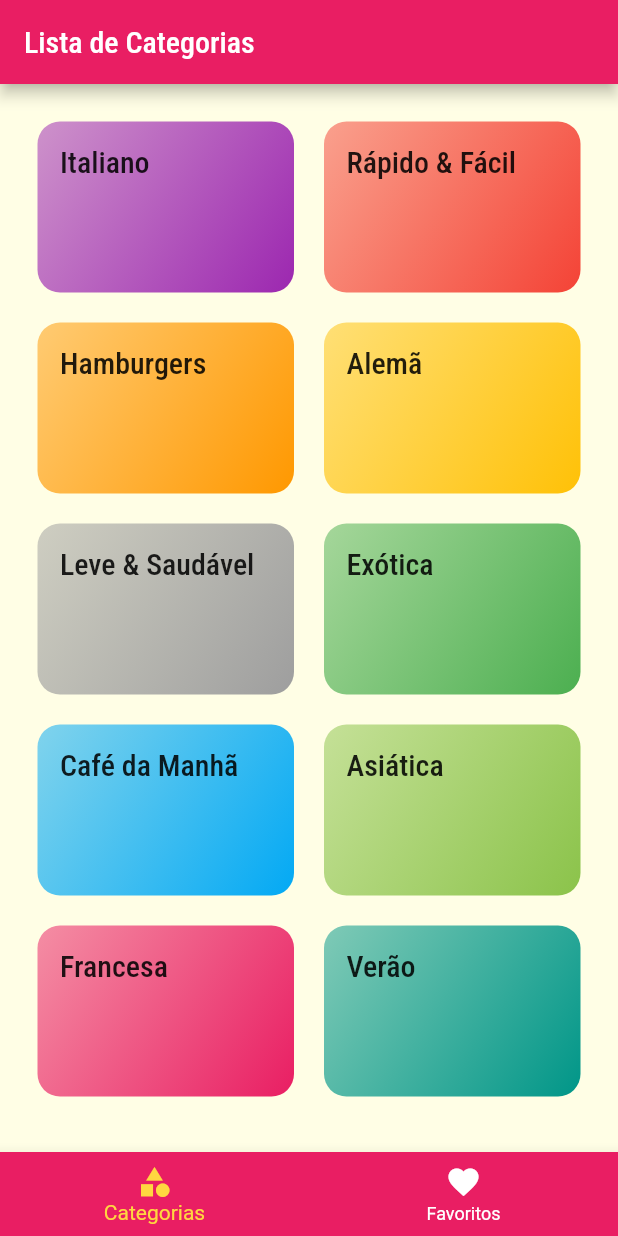
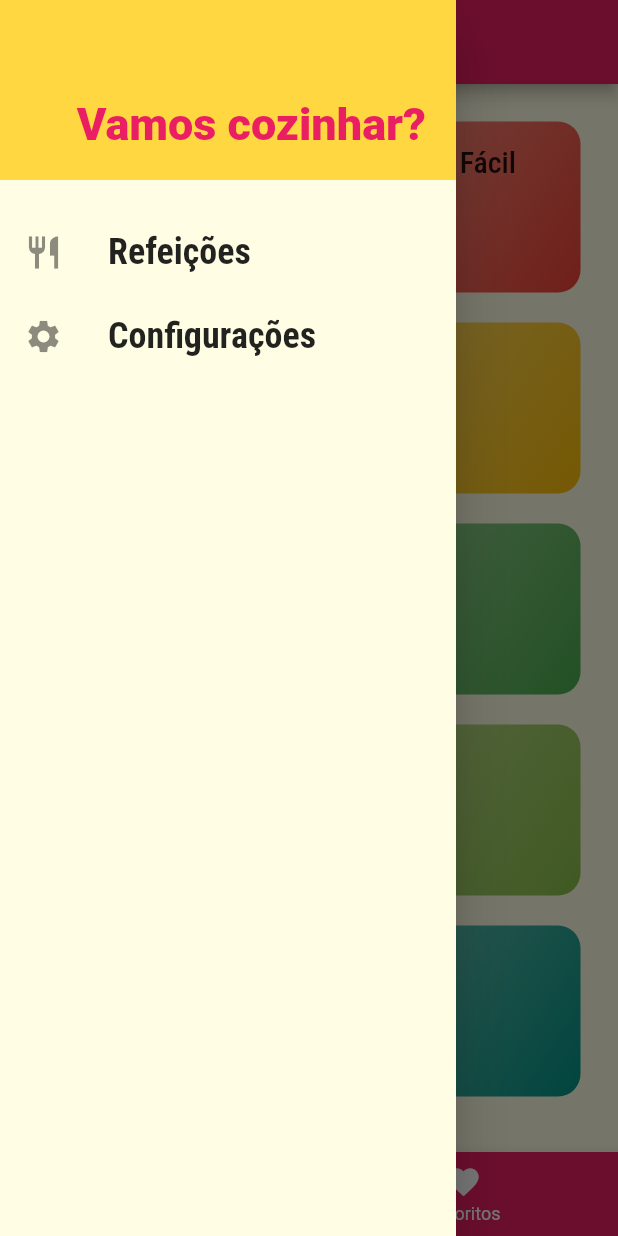
Before and after one commit to elton-costa/meals, a Flutter app: the screen it shows after launch, with the side drawer open (before the commit the screen has no drawer), on a phone screen of 412 x 824 dp. Run offline on Flutter 3.47's test engine with Material 2 defaults, Android fonts, the phone set to English and light mode, and no system bars.

Commit message:
Create main_drawer

```diff
--- /dev/null
+++ b/lib/components/main_drawer.dart
@@ -0,0 +1,49 @@
+import 'package:flutter/material.dart';
+
+class MainDrawer extends StatelessWidget {
+  Widget _createItem(IconData icon, String label) {
+    return ListTile(
+      leading: Icon(
+        icon,
+        size: 26,
+      ),
+      title: Text(
+        label,
+        style: TextStyle(
+          fontFamily: 'RobotoCondensed',
+          fontSize: 24,
+          fontWeight: FontWeight.bold,
+        ),
+      ),
+      onTap: () {},
+    );
+  }
+
+  @override
+  Widget build(BuildContext context) {
+    return Drawer(
+      child: Column(
+        children: [
+          Container(
+            height: 120,
+            width: double.infinity,
+            padding: EdgeInsets.all(20),
+            color: Theme.of(context).colorScheme.secondary,
+            alignment: Alignment.bottomRight,
+            child: Text(
+              'Vamos cozinhar?',
+              style: TextStyle(
+                fontWeight: FontWeight.w900,
+                fontSize: 30,
+                color: Theme.of(context).colorScheme.primary,
+              ),
+            ),
+          ),
+          SizedBox(height: 20),
+          _createItem(Icons.restaurant, 'Refeições'),
+          _createItem(Icons.settings, 'Configurações'),
+        ],
+      ),
+    );
+  }
+}
--- a/lib/screens/tabs_screen.dart
+++ b/lib/screens/tabs_screen.dart
@@ -1,6 +1,7 @@
 import 'package:flutter/material.dart';
 import 'categories_screen.dart';
 import 'favorite_screen.dart';
+import '../components/main_drawer.dart';
 
 class TabScreen extends StatefulWidget {
   @override
@@ -32,6 +33,7 @@
       appBar: AppBar(
         title: Text(_titles[_selectedScreenIndex]),
       ),
+      drawer: MainDrawer(),
       body: _screens[_selectedScreenIndex],
       bottomNavigationBar: BottomNavigationBar(
         onTap: _selectScreen,
```
